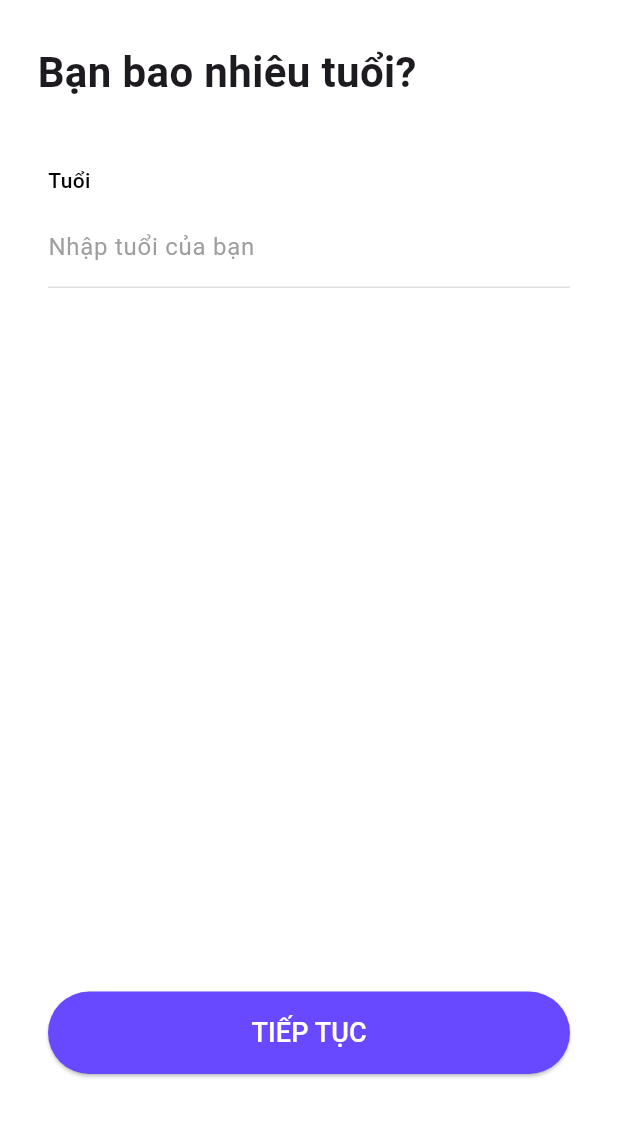
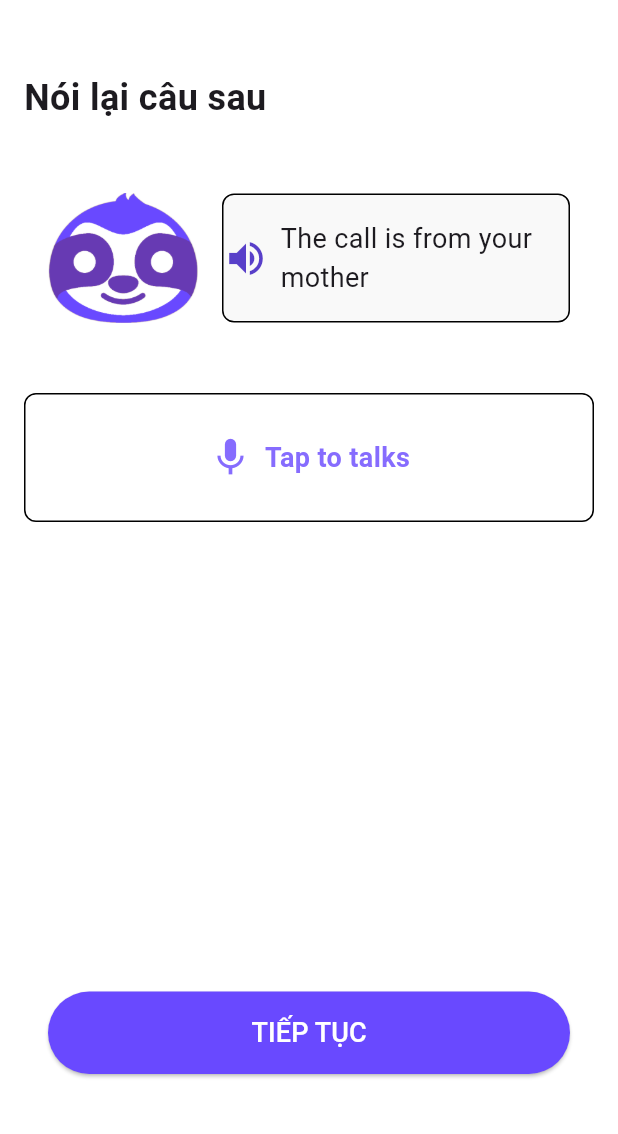
Before and after one commit to nhdhieuu/lazish, a Flutter app: the ExercisePage screen opened directly, swiped to page 2, on a phone screen of 412 x 824 dp, the part 102-1236 px from its top. Run offline on Flutter 3.47's test engine with Material 3 defaults, Android fonts, the phone set to English and light mode, and no system bars; our stand-ins replace flutter_tts, get.

Commit message:
Add: speaking page UI

```diff
--- a/lib/pages/exercise_page.dart
+++ b/lib/pages/exercise_page.dart
@@ -1,5 +1,6 @@
 import 'package:flutter/material.dart';
 import 'package:lazish/pages/sign_in_page.dart';
+import 'package:lazish/pages/speaking_page.dart';
 import 'package:lazish/pages/successfull_page.dart';
 import 'package:lazish/pages/translation_page.dart';
 import 'package:lazish/widgets/input_step_page.dart';
@@ -82,12 +83,7 @@ class _ExercisePageState extends State<ExercisePage> {
                 controller: _controller,
                 children: [
                   TranslationScreen(),
-                  InputStepPage(
-                    title: "Bạn bao nhiêu tuổi?",
-                    labelText: "Tuổi",
-                    hintText: "Nhập tuổi của bạn",
-                    isPassword: false,
-                  ),
+                  SpeakingPage(),
                   InputStepPage(
                     title: "Địa chỉ email của bạn là gì?",
                     labelText: "Email",
--- /dev/null
+++ b/lib/pages/speaking_page.dart
@@ -0,0 +1,131 @@
+import 'package:flutter/material.dart';
+
+class SpeakingPage extends StatefulWidget {
+  const SpeakingPage({super.key});
+
+  @override
+  State<SpeakingPage> createState() => _SpeakingPageState();
+}
+
+class _SpeakingPageState extends State<SpeakingPage> {
+  @override
+  Widget build(BuildContext context) {
+    return Scaffold(
+      backgroundColor: Colors.white,
+      body: SafeArea(
+        child: Padding(
+          padding: const EdgeInsets.all(16.0),
+          child: Column(
+            crossAxisAlignment: CrossAxisAlignment.start,
+            children: [
+              const SizedBox(height: 24),
+              const Text(
+                'Nói lại câu sau',
+                style: TextStyle(
+                  fontSize: 24,
+                  fontWeight: FontWeight.bold,
+                ),
+              ),
+              const SizedBox(height: 24),
+              Container(
+                padding: const EdgeInsets.all(16),
+                child: Row(
+                  children: [
+                    Image.asset(
+                      'assets/lazish.png',
+                      height: 100,
+                      width: 100,
+                    ),
+                    const SizedBox(width: 16),
+                    Expanded(
+                      child: Container(
+                        height: 86,
+                        decoration: BoxDecoration(
+                          color: Color(0xFFFF9F9F9),
+                          // Background color
+                          border: Border.all(color: Colors.black),
+                          // Border color
+                          borderRadius: BorderRadius.circular(
+                              8), // Optional: rounded corners
+                        ),
+                        child: Row(
+                          crossAxisAlignment: CrossAxisAlignment.center,
+                          mainAxisAlignment: MainAxisAlignment.center,
+                          children: [
+                            const Icon(
+                              Icons.volume_up,
+                              color: Color(0xFFF583FC9),
+                              size: 30,
+                            ),
+                            const SizedBox(width: 8),
+                            Flexible(
+                              // Đảm bảo Text không bị overflow
+                              child: Text(
+                                'The call is from your mother',
+                                style: const TextStyle(
+                                  fontSize: 18,
+                                ),
+                                softWrap: true, // Cho phép xuống dòng
+                                overflow: TextOverflow.visible, // Không cắt bớt
+                              ),
+                            ),
+                          ],
+                        ),
+                      ),
+                    ),
+                  ],
+                ),
+              ),
+              const SizedBox(height: 24),
+              Container(
+                child: Row(
+                  children: [
+                    Expanded(
+                      child: Container(
+                        height: 86,
+                        decoration: BoxDecoration(
+                          // Background color
+                          border: Border.all(color: Colors.black),
+                          // Border color
+                          borderRadius: BorderRadius.circular(
+                              8), // Optional: rounded corners
+                        ),
+                        child: Row(
+                          crossAxisAlignment: CrossAxisAlignment.center,
+                          mainAxisAlignment: MainAxisAlignment.center,
+                          children: [
+                            const Icon(
+                              Icons.mic,
+                              color: Color(0xFFF866CFE),
+                              size: 30,
+                            ),
+                            const SizedBox(width: 8),
+                            Flexible(
+                              // Đảm bảo Text không bị overflow
+                              child: Text(
+                                'Tap to talks',
+                                style: const TextStyle(
+                                  fontSize: 18,
+                                  fontWeight: FontWeight.bold,
+                                  color: Color(0xFFF866CFE),
+                                ),
+                                softWrap: true, // Cho phép xuống dòng
+                                overflow: TextOverflow.visible, // Không cắt bớt
+                              ),
+                            ),
+                          ],
+                        ),
+                      ),
+                    ),
+
+
+                  ],
+                ),
+              )
+            ],
+          ),
+        ),
+      ),
+    );
+  }
+}
--- a/lib/pages/translation_page.dart
+++ b/lib/pages/translation_page.dart
@@ -2,6 +2,8 @@ import 'dart:developer';
 import 'package:flutter/foundation.dart';
 import 'package:flutter/material.dart';
 import 'package:flutter_tts/flutter_tts.dart';
+
+import '../widgets/input_step_page.dart';
 
 class TranslationScreen extends StatefulWidget {
   const TranslationScreen({super.key});
@@ -404,6 +406,7 @@ class _TranslationScreenState extends State<TranslationScreen> with TickerProvid
                     } else {
                       _showErrorBottomSheet(context);
                     }
+
                   },
                   style: ElevatedButton.styleFrom(
                     backgroundColor: Colors.deepPurple,
```
